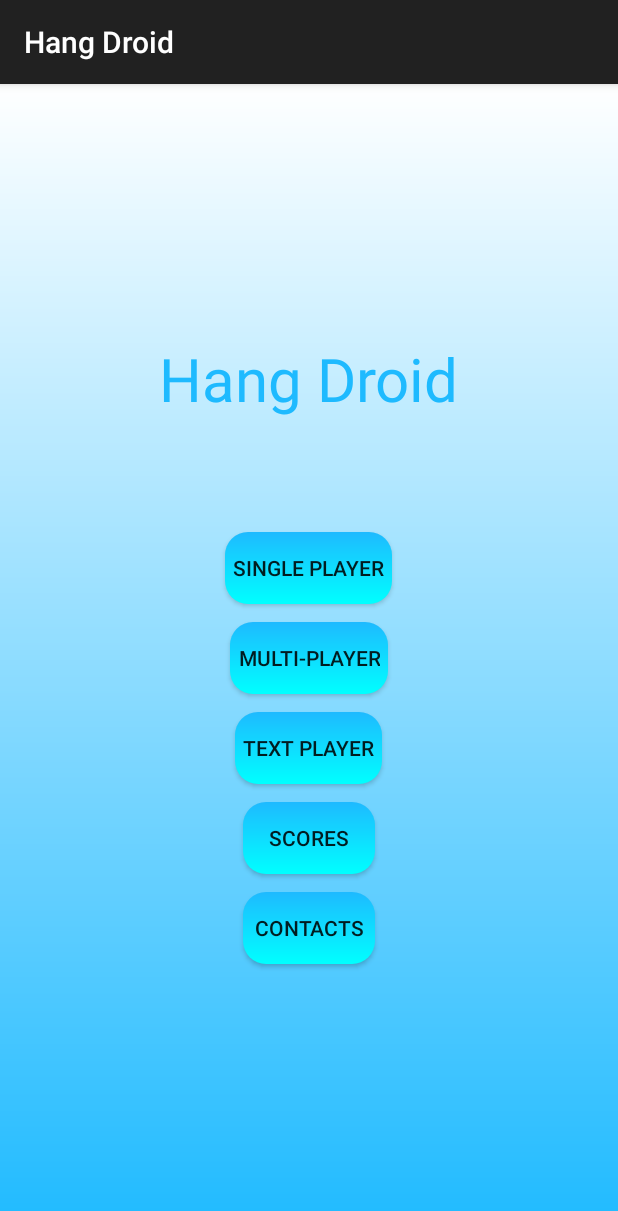
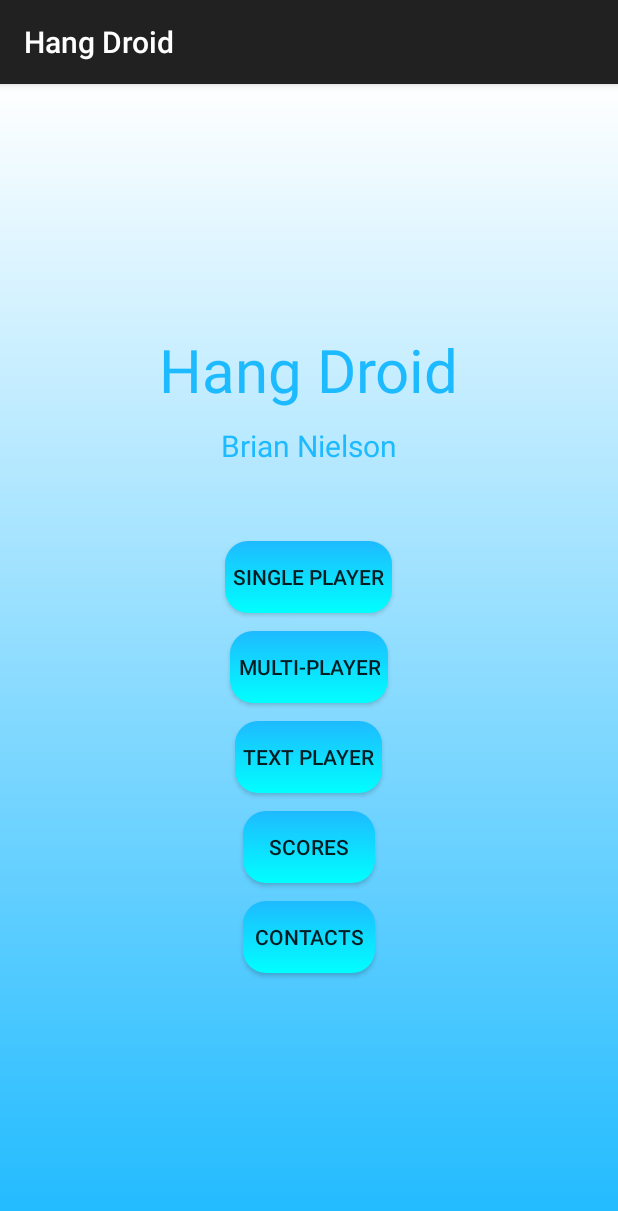
Before and after one commit to Bryrow/myHangDroid, an Android app: the screen it shows after launch (MainActivity), on a phone screen of 412 x 824 dp. Shown: the top 1211 px of the screen. Run offline under Robolectric (Android 15) with nearby library versions, the phone set to English and light mode, and no system bars.

Commit message:
Project should be complete. I added my name to the main page as a part of the requirements.

```diff
--- a/app/src/main/res/layout/activity_main.xml
+++ b/app/src/main/res/layout/activity_main.xml
@@ -20,12 +20,22 @@
             android:id="@+id/textView"
             android:layout_width="wrap_content"
             android:layout_height="wrap_content"
-            android:layout_marginBottom="75dp"
+            android:layout_marginBottom="10dp"
             android:phoneNumber="true"
             android:text="Hang Droid"
             android:textAppearance="?android:attr/textAppearanceLarge"
             android:textColor="@color/title_blue"
             android:textSize="40dp" />
+
+        <TextView
+            android:id="@+id/creatorName"
+            android:layout_width="wrap_content"
+            android:layout_height="wrap_content"
+            android:layout_marginBottom="50dp"
+            android:text="Brian Nielson"
+            android:textAppearance="?android:attr/textAppearanceLarge"
+            android:textColor="@color/title_blue"
+            android:textSize="20dp"/>
 
         <Button
             android:id="@+id/button"
```
